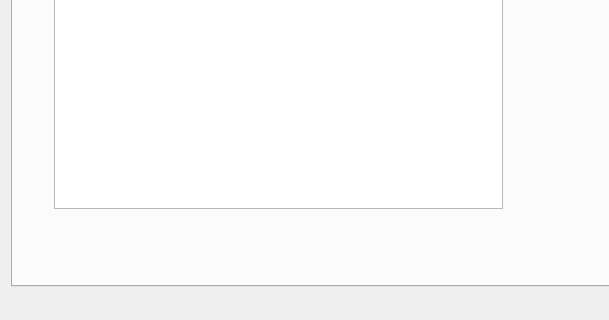
Old version of the form mainwindow.ui in the repository danielm15/VLN1-2016-Hopur_16; both pictures show x 0 to 609 and y 204 to 524 of the 1114 by 524 pixel window.
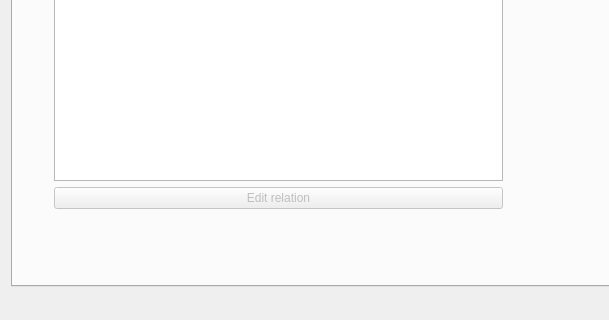
New version of the form. The open tabs and pages were chosen to show the change. Icons and pictures are not drawn.

Commit message: Added edit relation dialog button

Diff of the .ui file:
```diff
--- a/mainwindow.ui
+++ b/mainwindow.ui
@@ -240,7 +240,7 @@
        <attribute name="title">
         <string>Relations</string>
        </attribute>
-       <widget class="QWidget" name="">
+       <widget class="QWidget" name="layoutWidget">
         <property name="geometry">
          <rect>
           <x>30</x>
@@ -276,6 +276,16 @@
            </property>
           </widget>
          </item>
+         <item>
+          <widget class="QPushButton" name="pushButtonEditRelation">
+           <property name="enabled">
+            <bool>false</bool>
+           </property>
+           <property name="text">
+            <string>Edit relation</string>
+           </property>
+          </widget>
+         </item>
         </layout>
        </widget>
       </widget>
```
Left out of the diff: 4 changed lines with no effect on the pictures. The commit also changes 6 other files.
